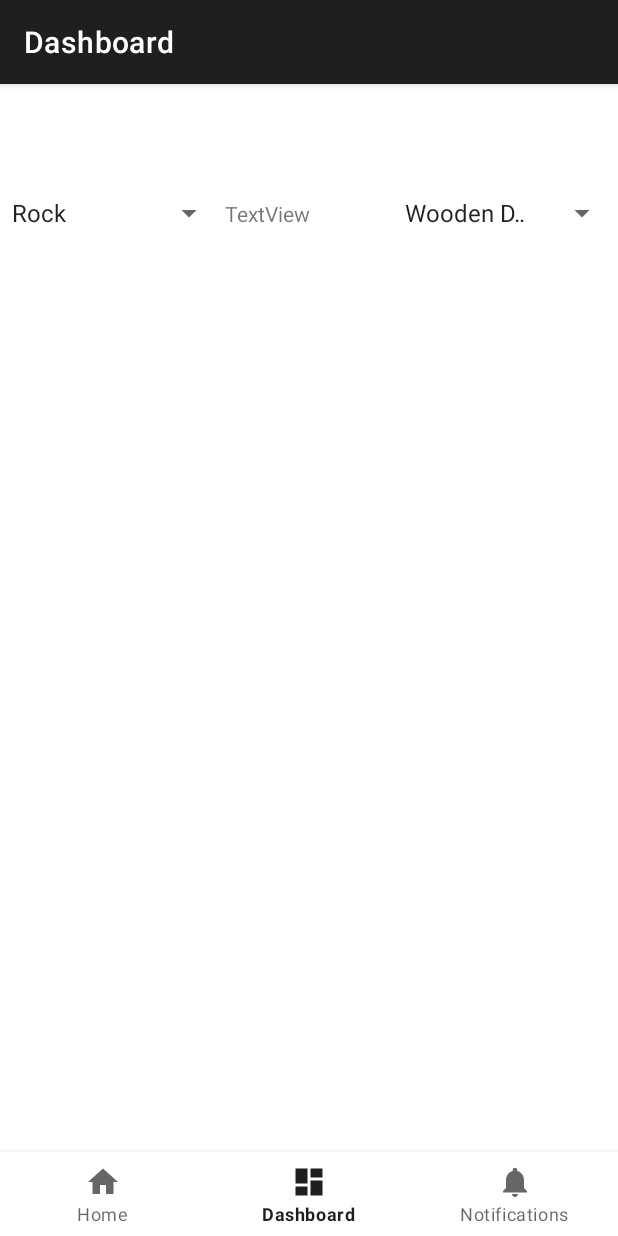
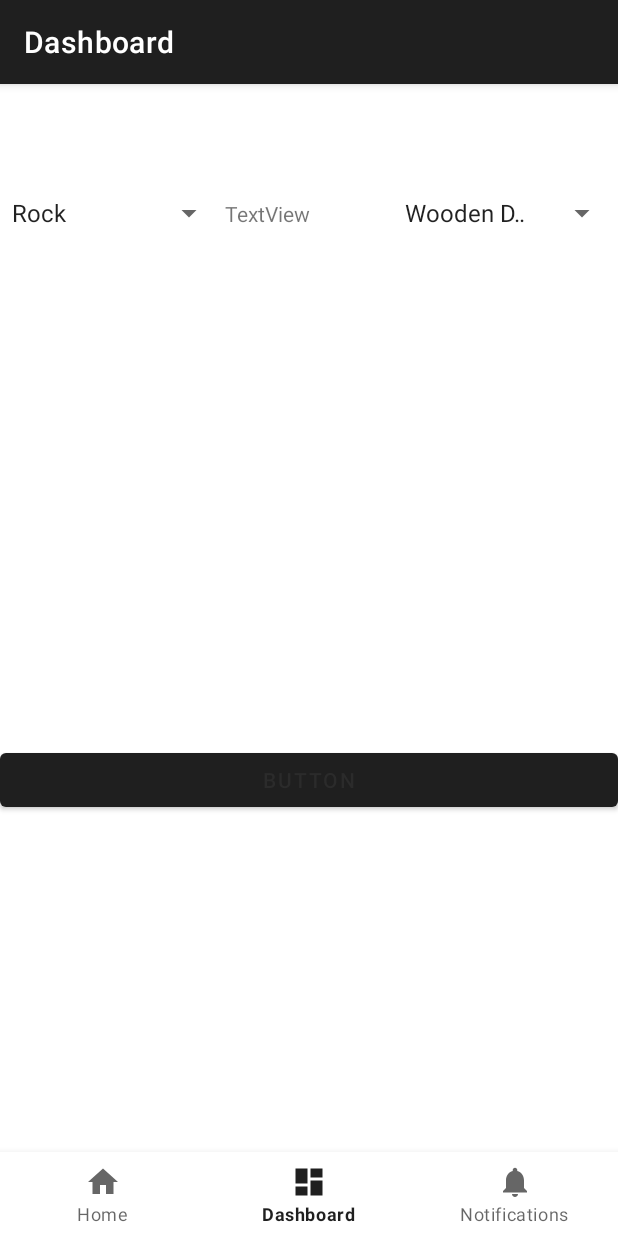
Before and after one commit to BananichTT/RUSTcalculator, an Android app: the DashboardFragment screen opened through its navigation route, on a phone screen of 412 x 824 dp. Run offline under Robolectric (Android 15) with nearby library versions, the phone set to English and light mode, and no system bars; our stand-ins replace navigation-ui.

Commit message:
add working calculating

```diff
--- a/app/src/main/java/com/example/rustcal/ui/dashboard/DashboardFragment.java
+++ b/app/src/main/java/com/example/rustcal/ui/dashboard/DashboardFragment.java
@@ -1,6 +1,5 @@
 package com.example.rustcal.ui.dashboard;
 
-import android.content.Context;
 import android.database.Cursor;
 import android.database.SQLException;
 import android.database.sqlite.SQLiteDatabase;
@@ -11,13 +10,12 @@ import android.view.View;
 import android.view.ViewGroup;
 import android.widget.AdapterView;
 import android.widget.ArrayAdapter;
+import android.widget.Button;
 import android.widget.Spinner;
 import android.widget.TextView;
 
 import androidx.annotation.NonNull;
-import androidx.annotation.Nullable;
 import androidx.fragment.app.Fragment;
-import androidx.lifecycle.Observer;
 import androidx.lifecycle.ViewModelProvider;
 
 import com.example.rustcal.DatabaseHelper;
@@ -28,13 +26,15 @@ import java.io.IOException;
 
 public class DashboardFragment extends Fragment {
 
+
+
     private DashboardViewModel dashboardViewModel;
     private FragmentDashboardBinding binding;
     private DatabaseHelper DBHelper;
     private SQLiteDatabase Db;
     public String damage;
-    public String pi;
-    public String po;
+    public String pri; // Прочность инструмента
+    public String pro; // Прочность объекта
 
     public View onCreateView(@NonNull LayoutInflater inflater,
                              ViewGroup container, Bundle savedInstanceState) {
@@ -58,7 +58,8 @@ public class DashboardFragment extends Fragment {
             throw mSQLException;
         }
 
-
+        final Button calculate = binding.button4;
+        final TextView text = binding.textView3;
         final Spinner spinner =binding.spinner;
         final Spinner spinner2 =binding.spinner2;
 
@@ -77,8 +78,8 @@ public class DashboardFragment extends Fragment {
                     if(cursor.moveToFirst()){
                         do{
                             damage = cursor.getString(1); // Получаем тот столбец который нужен, в нашем случае урон инструмента
-                            pi = cursor.getString(2);
-                            Log.d("mLog", "damage: " + damage + "; " + "prochnost: " + pi);
+                            pri = cursor.getString(2);
+                            Log.d("mLog", "damage: " + damage + "; " + "prochnost: " + pri);
                         }while (cursor.moveToNext());
                     }
                     cursor.close();
@@ -107,8 +108,8 @@ public class DashboardFragment extends Fragment {
                 if(cursor != null){
                     if(cursor.moveToFirst()){
                         do{
-                            po = cursor.getString(1); // Получаем тот столбец который нужен, в нашем случае урон инструмента
-                            Log.d("mLog", "prochnost object: " + po);
+                            pro = cursor.getString(1); // Получаем тот столбец который нужен, в нашем случае урон инструмента
+                            Log.d("mLog", "prochnost object: " + pro);
                         }while (cursor.moveToNext());
                     }
                     cursor.close();
@@ -123,6 +124,21 @@ public class DashboardFragment extends Fragment {
             }
         });
 
+        calculate.setOnClickListener(new View.OnClickListener() {
+            @Override
+            public void onClick(View v) {
+                double a = Integer.parseInt(damage);
+                double pi = Integer.parseInt(pri);
+                double po = Integer.parseInt(pro);
+                double n = (a / pi) * (po / a);
+
+                text.setText(String.valueOf(n));
+                Log.d("calculateing", String.valueOf(n));
+
+            }
+        });
+
+
         return root;
     }
 
--- a/app/src/main/res/layout/fragment_dashboard.xml
+++ b/app/src/main/res/layout/fragment_dashboard.xml
@@ -9,7 +9,7 @@
 
     <LinearLayout
         android:layout_width="match_parent"
-        android:layout_height="match_parent">
+        android:layout_height="384dp">
 
         <Spinner
             android:id="@+id/spinner"
@@ -28,4 +28,11 @@
             android:layout_height="60dp" />
 
     </LinearLayout>
+
+    <Button
+        android:id="@+id/button4"
+        android:layout_width="match_parent"
+        android:layout_height="wrap_content"
+        android:text="Button" />
+
 </LinearLayout>
```
